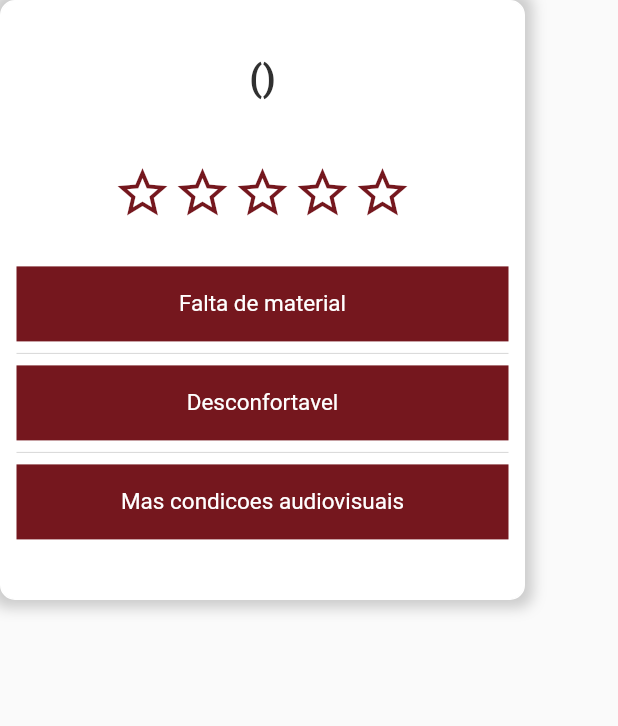
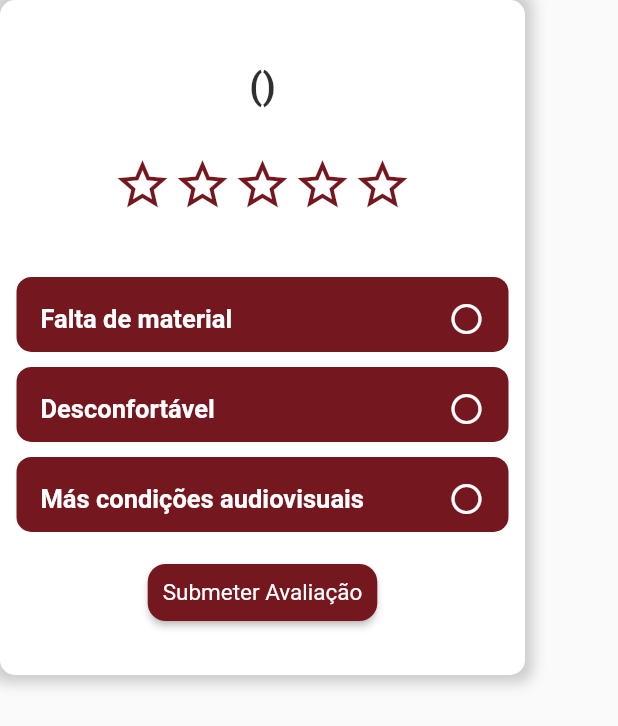
Before and after one commit to LEIC-ES-2021-22/2LEIC03T2, a Flutter app: the RateRoomContext widget shown alone on an empty page, opened directly with empty values, on a phone screen of 412 x 824 dp. Shown: the top 726 px of the screen. Run offline on Flutter 3.47's test engine with Material 2 defaults, Android fonts, the phone set to English and light mode, and no system bars; drawn by our look-alikes of flutter_rating_bar; our stand-ins replace cloud_firestore, connectivity, email_validator, firebase_core, flutter_cache_manager, flutter_markdown and 13 more; missing offline and left inert: add_2_calendar, encrypt, query_params; accounts and stored records are empty; network calls fail.

Commit message:
Finished View Classroom Ratings & Database submit fetching of ratings implemented

```diff
--- /dev/null
+++ b/src/UNI_App-main/lib/view/Pages/rating_submited_page_view.dart
@@ -0,0 +1,28 @@
+import 'package:flutter/material.dart';
+import 'package:uni/view/Pages/general_page_view.dart';
+import 'package:uni/view/Pages/rate_class_page_view.dart';
+import 'package:uni/view/Pages/classification_room_page_view.dart';
+import 'package:uni/view/Widgets/terms_and_conditions_clasStats.dart';
+import 'package:uni/utils/constants.dart' as Constants;
+
+class RateSubmitedPageView extends StatefulWidget {
+  @override
+  State<StatefulWidget> createState() => RateSubmitedPageViewState();
+}
+
+/// Manages the 'about' section of the app.
+class RateSubmitedPageViewState extends GeneralPageViewState {
+  @override
+  Widget getBody(BuildContext context) {
+    final MediaQueryData queryData = MediaQuery.of(context);
+
+    //Button
+    final ButtonStyle style =
+    ElevatedButton.styleFrom(textStyle: const TextStyle(fontSize: 20));
+
+    return Center(
+      child:
+        Text('Avaliação submetida com sucesso! Obrigado.', textAlign: TextAlign.center, style: TextStyle(fontSize: 25))
+    );
+  }
+}
--- a/src/UNI_App-main/lib/view/Widgets/rate_context.dart
+++ b/src/UNI_App-main/lib/view/Widgets/rate_context.dart
@@ -89,7 +89,6 @@ class RateContextState extends State<RateContext> {
                       onRatingUpdate: (value) {
                         setState(() {
                           _ratingValue = value;
-
                         });
 
                       })),
--- a/src/UNI_App-main/lib/view/Widgets/rate_room_context.dart
+++ b/src/UNI_App-main/lib/view/Widgets/rate_room_context.dart
@@ -1,8 +1,9 @@
 import 'package:flutter/cupertino.dart';
 import 'package:flutter/material.dart';
 import 'package:flutter_rating_bar/flutter_rating_bar.dart';
-import 'package:uni/view/Pages/rate_room_page_view.dart';
 import 'package:uni/model/entities/lecture.dart';
+import 'package:uni/controller/filter_lectures.dart';
+import 'package:uni/view/Pages/rating_submited_page_view.dart';
 
 class RateRoomContext extends StatefulWidget {
   final Lecture lecture;
@@ -16,14 +17,35 @@ class RateRoomContext extends StatefulWidget {
   RateRoomContextState createState() => RateRoomContextState();
 }
 
+class PredefinedComment{
+  String comment;
+  bool isChecked;
+
+  /// Creates an instance of the class [Lecture].
+  PredefinedComment(
+      String comment,
+      bool isChecked) {
+    this.comment = comment;
+    this.isChecked = isChecked;
+  }
+
+  @override
+  int get hashCode => hashValues(comment, isChecked);
+
+  @override
+  bool operator ==(o) =>
+      o is PredefinedComment &&
+          this.comment == o.comment &&
+          this.isChecked == o.isChecked;
+}
+
 class RateRoomContextState extends State<RateRoomContext> {
   double _ratingValue = 0.0;
 
-  //Pre Defined Comments Part
-  final List<String> predefinedcomments = <String>[
-    'Falta de material',
-    'Desconfortavel',
-    'Mas condicoes audiovisuais'
+  List<PredefinedComment> predefinedComments = [
+    PredefinedComment("Falta de material", false),
+    PredefinedComment("Desconfortável", false),
+    PredefinedComment("Más condições audiovisuais", false),
   ];
 
   @override
@@ -31,7 +53,7 @@ class RateRoomContextState extends State<RateRoomContext> {
     return Column(mainAxisAlignment: MainAxisAlignment.start, children: [
       Container(
           width: 350,
-          height: 400,
+          height: 450,
           decoration: BoxDecoration(
               color: Colors.white,
               border: Border.all(color: Colors.white),
@@ -54,7 +76,14 @@ class RateRoomContextState extends State<RateRoomContext> {
                 ),
               ),
               Align(
-                  alignment: Alignment(0, -0.4),
+                alignment: Alignment(0, -0.65),
+                child: Text(
+                  widget.lecture.typeClass,
+                  style: TextStyle(fontSize: 15, fontWeight: FontWeight.w600),
+                ),
+              ),
+              Align(
+                  alignment: Alignment(0, -0.5),
                   child: RatingBar(
                       initialRating: 0,
                       direction: Axis.horizontal,
@@ -78,22 +107,58 @@ class RateRoomContextState extends State<RateRoomContext> {
                       })),
               Container(
                   child: Align(
-                      alignment: Alignment(0, 0.7),
-                      child: ListView.separated(
+                      alignment: Alignment(0, 0.4),
+                      child: ListView.builder(
                         padding: const EdgeInsets.all(10),
-                        itemCount: predefinedcomments.length,
+                        itemCount: predefinedComments.length,
                         shrinkWrap: true,
                         itemBuilder: (BuildContext context, int index) {
                           return Container(
-                              height: 50,
+                            margin: const EdgeInsets.only(bottom: 10.0),
+                              decoration: BoxDecoration(
+                              borderRadius: BorderRadius.circular(10),
                               color: const Color(0xFF75171E),
-                              child: Center(
-                                  child: Text('${predefinedcomments[index]}',
-                                      style: TextStyle(color: Colors.white))));
+                            ),
+                            height: 50,
+                            child: Center(
+                              child: ListTile(
+                                title: Text('${predefinedComments[index].comment}', style: TextStyle(color: Colors.white, fontWeight: FontWeight.bold)),
+                                trailing: Icon(predefinedComments[index].isChecked ? Icons.radio_button_checked : Icons.radio_button_unchecked, color: Colors.white),
+                                onTap: () {
+                                  setState(() {
+                                    for(PredefinedComment predefinedComment in predefinedComments){
+                                      if (predefinedComment.isChecked){
+                                        predefinedComment.isChecked = false;
+                                      }
+                                    }
+                                    predefinedComments[index].isChecked = true;
+                                  });
+                                }, // Handle your onTap here.
+                              ),
+                            )
+                          );
                         },
-                        separatorBuilder: (BuildContext context, int index) =>
-                            const Divider(),
                       ))),
+              Container(
+                  child: Align(
+                      alignment: Alignment(0, 0.85),
+                      child: ElevatedButton(
+                        onPressed: () {
+
+                          for(PredefinedComment predefinedComment in predefinedComments){
+                            if(predefinedComment.isChecked)
+                            //Submits & processes data to the database
+                            addRoomRating(widget.lecture.subject, widget.lecture.room, _ratingValue, predefinedComment.comment);
+                          }
+
+                          final currentRouteName =
+                              ModalRoute.of(context).settings.name;
+                          //Change Constants.navAbout to the Main "App" Page
+                          Navigator.of(context).push(MaterialPageRoute(
+                              builder: (_) => RateSubmitedPageView()));
+                        },
+                        child: const Text('Submeter Avaliação'),
+                      )))
             ]);
           }))
     ]);
```
Also changed, not shown: src/UNI_App-main/lib/controller/filter_lectures.dart (+83 -5 lines), src/UNI_App-main/lib/model/entities/ratedroom.dart (added, +31 -0 lines), src/UNI_App-main/lib/view/Pages/classification_room_page_view.dart (added, +119 -0 lines), src/UNI_App-main/lib/view/Pages/ratings_page_view.dart (+4 -29 lines), src/UNI_App-main/lib/view/Widgets/classification_room_context.dart (added, +99 -0 lines).
